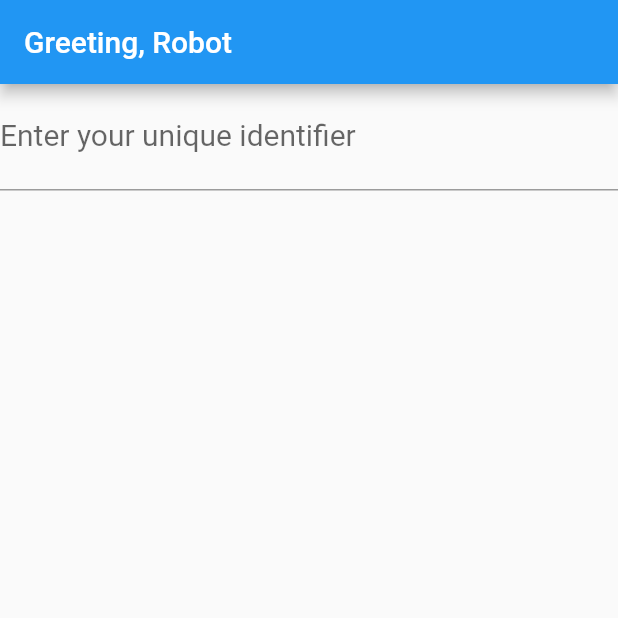
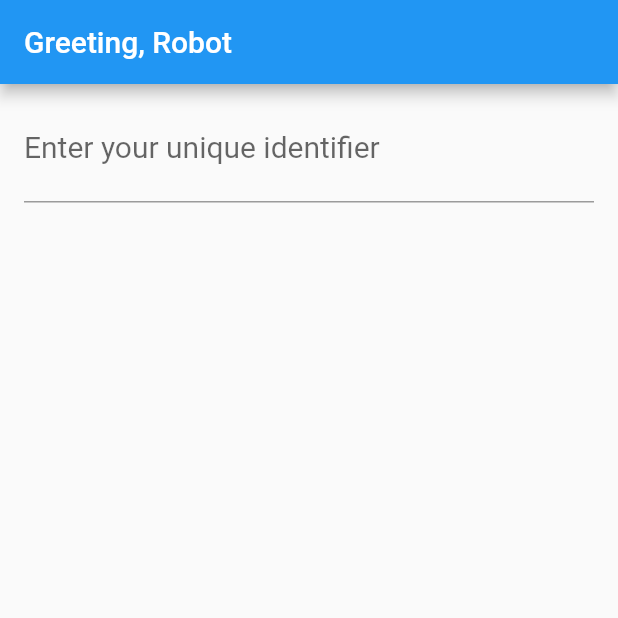
Before and after one commit to bizz84/coding-with-flutter-robohash-demo, a Flutter app: the screen it shows after launch, on a phone screen of 412 x 824 dp, the top half of it. Run offline on Flutter 3.47's test engine with Material 2 defaults, Android fonts, the phone set to English and light mode, and no system bars.

Commit message:
Tweaks (video 20)

```diff
--- a/lib/avatar_page.dart
+++ b/lib/avatar_page.dart
@@ -15,6 +15,7 @@ class _AvatarPageState extends State<AvatarPage> {
     if (form.validate()) {
       form.save();
       setState(() {});
+      print('Saved: $_name');
     }
   }
 
@@ -23,6 +24,7 @@ class _AvatarPageState extends State<AvatarPage> {
     return new Scaffold(
       appBar: new AppBar(title: new Text('Greeting, Robot')),
       body: new Container(
+        padding: EdgeInsets.symmetric(horizontal: 16.0),
         child: new Center(
           child: new Column(
             children: <Widget>[
@@ -35,22 +37,38 @@ class _AvatarPageState extends State<AvatarPage> {
   }
 
   Widget _buildInputForm() {
+    var children = [
+      new VerticalPadding(
+          child: new TextFormField(
+        decoration: new InputDecoration(
+          labelText: 'Enter your unique identifier',
+          labelStyle: new TextStyle(fontSize: 20.0),
+        ),
+        style: new TextStyle(fontSize: 24.0, color: Colors.black),
+        validator: (val) => val.isEmpty ? 'Name can\'t be empty' : null,
+        onSaved: (name) => _name = name,
+        onFieldSubmitted: (name) => _updateName(name),
+      ))
+    ];
+
     return new Form(
       key: formKey,
       child: new Column(
-        children: <Widget>[
-          new TextFormField(
-            decoration: new InputDecoration(
-              labelText: 'Enter your unique identifier',
-              labelStyle: new TextStyle(fontSize: 20.0),
-            ),
-            style: new TextStyle(fontSize: 24.0, color: Colors.black),
-            validator: (val) => val.isEmpty ? 'Name can\'t be empty' : null,
-            onSaved: (name) => _name = name,
-            onFieldSubmitted: (name) => _updateName(name),
-          )
-        ],
+        children: children,
       ),
     );
   }
 }
+
+class VerticalPadding extends StatelessWidget {
+  VerticalPadding({this.child});
+  final Widget child;
+
+  @override
+  Widget build(BuildContext context) {
+    return new Padding(
+      padding: EdgeInsets.symmetric(vertical: 8.0),
+      child: child,
+    );
+  }
+}
```
